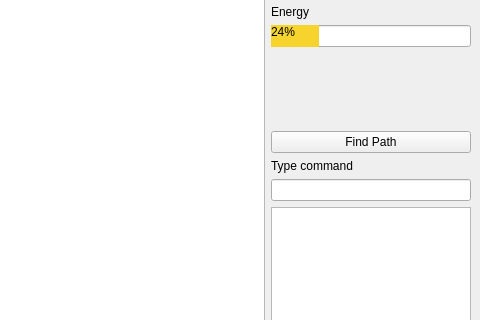
Old version of the form gamewindow.ui in the repository nicogutz/APT-Qt-Game; both pictures show x 459 to 939 and y 255 to 575 of the 939 by 685 pixel window.
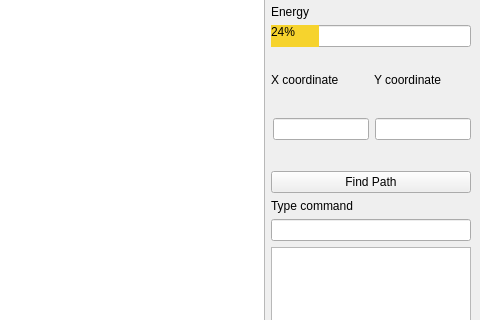
New version of the form. Icons and pictures are not drawn.

Diff of the .ui file:
```diff
--- a/gamewindow.ui
+++ b/gamewindow.ui
@@ -467,6 +467,69 @@
           </property>
          </spacer>
         </item>
+        <item>
+         <layout class="QHBoxLayout" name="horizontalLayout_6">
+          <property name="bottomMargin">
+           <number>20</number>
+          </property>
+          <item>
+           <widget class="QLabel" name="label_2">
+            <property name="text">
+             <string>X coordinate</string>
+            </property>
+           </widget>
+          </item>
+          <item>
+           <widget class="QLabel" name="label">
+            <property name="text">
+             <string>Y coordinate</string>
+            </property>
+           </widget>
+          </item>
+         </layout>
+        </item>
+        <item>
+         <spacer name="horizontalSpacer_7">
+          <property name="orientation">
+           <enum>Qt::Horizontal</enum>
+          </property>
+          <property name="sizeHint" stdset="0">
+           <size>
+            <width>40</width>
+            <height>5</height>
+           </size>
+          </property>
+         </spacer>
+        </item>
+        <item>
+         <layout class="QHBoxLayout" name="horizontalLayout_5">
+          <property name="leftMargin">
+           <number>2</number>
+          </property>
+          <property name="bottomMargin">
+           <number>20</number>
+          </property>
+          <item>
+           <widget class="QLineEdit" name="x_path"/>
+          </item>
+          <item>
+           <widget class="QLineEdit" name="y_path"/>
+          </item>
+         </layout>
+        </item>
+        <item>
+         <spacer name="horizontalSpacer_5">
+          <property name="orientation">
+           <enum>Qt::Horizontal</enum>
+          </property>
+          <property name="sizeHint" stdset="0">
+           <size>
+            <width>40</width>
+            <height>5</height>
+           </size>
+          </property>
+         </spacer>
+        </item>
         <item>
          <widget class="QPushButton" name="path_find_trigger">
           <property name="text">
```
Left out of the diff: 2 changed lines with no effect on the pictures.
